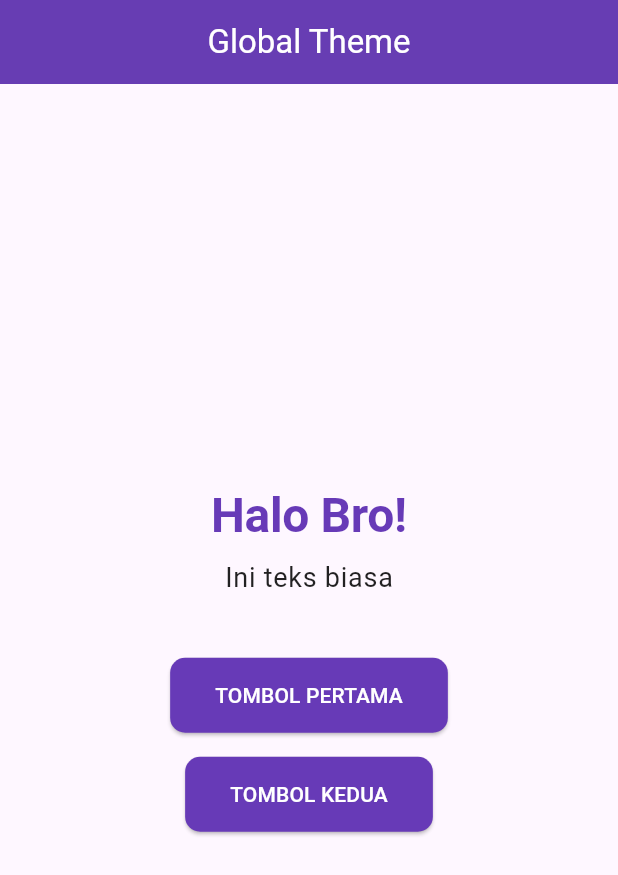
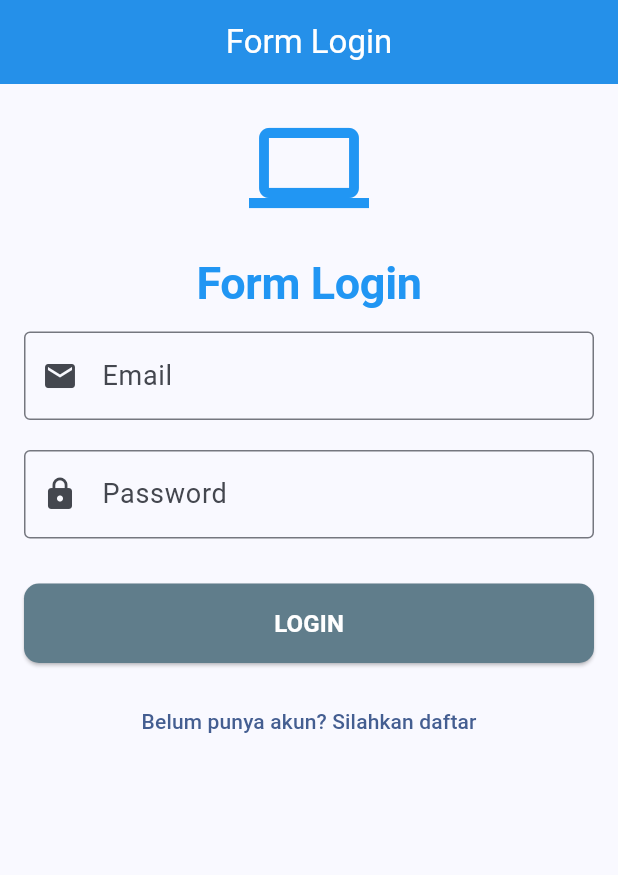
Before and after one commit to voltakits725/Belajar-Layout-Flutter, a Flutter app: the screen it shows after launch, on a phone screen of 412 x 824 dp. Shown: the top 875 px of the screen. Run offline on Flutter 3.47's test engine with Material 3 defaults, Android fonts, the phone set to English and light mode, and no system bars.

Commit message:
Bikin mini project Form Login dan Register

```diff
--- a/lib/main.dart
+++ b/lib/main.dart
@@ -1,162 +1,47 @@
-import 'package:belajar_flutter_layout/grid_view.dart';
-import 'package:belajar_flutter_layout/minggu1_2/main.dart';
-import 'package:belajar_flutter_layout/minggu1_2/materi4.dart';
-import 'package:belajar_flutter_layout/minggu1_2/materi5.dart';
-import 'package:belajar_flutter_layout/minggu1_2/materi6.dart';
-import 'package:belajar_flutter_layout/minggu1_2/materidua.dart';
-import 'package:belajar_flutter_layout/minggu1_2/materi3.dart';
-import 'package:belajar_flutter_layout/minggu1_2/produk_screen.dart';
-import 'package:belajar_flutter_layout/minggu1_2/profil_screen.dart';
-
-import 'package:belajar_flutter_layout/tab_bar.dart';
-import 'package:belajar_flutter_layout/tahap_dua/tahap2_dua.dart';
-import 'package:belajar_flutter_layout/tahap_dua/tahap2_empat.dart';
-import 'package:belajar_flutter_layout/tahap_dua/tahap2_lima.dart';
-import 'package:belajar_flutter_layout/tahap_dua/tahap2_satu.dart';
-import 'package:belajar_flutter_layout/tahap_dua/tahap2_tiga.dart';
 import 'package:flutter/material.dart';
+import 'package:belajar_flutter_layout/tahap_dua/form_login.dart'; // Sesuaikan path ini
 
 void main() {
-  runApp(const LatihanLayoutApp());
+  runApp(const MainApp());
 }
 
-class LatihanLayoutApp extends StatelessWidget {
-  const LatihanLayoutApp({super.key});
+class MainApp extends StatelessWidget {
+  const MainApp({super.key});
 
   @override
   Widget build(BuildContext context) {
-    return const MaterialApp(
+    return MaterialApp(
       debugShowCheckedModeBanner: false,
-      home: TahapDuaLimaApp(),
-    );
-  }
-}
+      title: 'Mini Project Form Login dan Register',
 
-class LatihanStackPage extends StatelessWidget {
-  const LatihanStackPage({super.key});
-
-  @override
-  Widget build(BuildContext context) {
-    return Scaffold(
-      backgroundColor: Colors.white,
-      appBar: AppBar(
-        title: const Text('Latihan 1: Stack & Positioned'),
-        backgroundColor: Colors.indigo,
+      // Tema Global dipusatkan di sini
+      theme: ThemeData(
+        colorScheme: ColorScheme.fromSeed(seedColor: Colors.blueAccent),
+        appBarTheme: const AppBarTheme(
+          backgroundColor: Colors.blue,
           foregroundColor: Colors.white,
+          centerTitle: true,
+          elevation: 5,
         ),
-      body: Column(
-        //crossAxisAlignment: CrossAxisAlignment.start,
-        children: [
-          Stack(
-            children: [
-              Padding(
-                padding: const EdgeInsets.all(3.0),
-                child: Icon(Icons.notifications, size: 50, color: Colors.black54,
+        textTheme: const TextTheme(
+          displayLarge: TextStyle(fontSize: 30, fontWeight: FontWeight.bold, color: Colors.blue),
+          bodyLarge: TextStyle(fontSize: 18, color: Colors.black87),
+          bodyMedium: TextStyle(fontSize: 16, color: Colors.black54),
         ),
+        elevatedButtonTheme: ElevatedButtonThemeData(
+          style: ElevatedButton.styleFrom(
+            backgroundColor: Colors.blueGrey,
+            foregroundColor: Colors.white,
+            padding: const EdgeInsets.symmetric(horizontal: 20, vertical: 15),
+            shape: RoundedRectangleBorder(
+              borderRadius: BorderRadius.circular(10),
             ),
-
-              Positioned(
-                right: 0,
-                top: 0,
-                child: Container(
-                  padding: const EdgeInsets.all(6),
-                  decoration: const BoxDecoration(
-                    color: Colors.red,
-                    shape: BoxShape.circle,
-                  ),
-                  child: const Text(
-                    '3',
-                    style: TextStyle(
-                      color: Colors.white,
-                      fontSize: 14,
-                      fontWeight: FontWeight.bold
-                    ),
-                  ),
-                ))
-            ],
-          ),
-
-          // ==========================================
-          // INI DIA WADAH STACK KITA
-          // ==========================================
-          SizedBox(
-
-            height: 230, // Kita patok tinggi total area tumpukan ini
-            child: Stack(
-              children: [
-
-                // LAPISAN 1 (Paling Belakang): Banner Profil
-                // Karena dia ditulis pertama, dia akan jadi background
-                Container(
-                  height: 160,
-                  width: double.infinity,
-                  color: Colors.blueAccent, // Anggap ini gambar cover lu
-                ),
-
-                // LAPISAN 2 (Menumpuk di atasnya): Foto Profil
-                // Kita bungkus pakai Positioned biar bisa digeser secara presisi
-                Positioned(
-                  top: 100, // Jarak dari atas layar/wadah sebesar 100 pixel
-                  left: 20, // Jarak dari pinggir kiri 20 pixel
-
-                  // Bikin efek lingkaran bergaris putih tebal (seperti di Twitter/LinkedIn)
-                  child: CircleAvatar(
-                    radius: 55, // Ukuran border putih luar
-                    backgroundColor: Colors.white,
-                    child: CircleAvatar(
-                      radius: 50, // Ukuran foto profil asli
-                      backgroundColor: Colors.grey[300],
-                      child: const Icon(Icons.person, size: 60, color: Colors.grey),
           ),
         ),
       ),
 
-                // LAPISAN 3: Tombol Edit Profil di Kanan
-                Positioned(
-                  top: 170, // Posisinya di bawah banner (banner tingginya 160)
-                  right: 20, // Nempel ke pinggir kanan
-                  child: OutlinedButton(
-                    onPressed: () {},
-                    style: OutlinedButton.styleFrom(
-                      side: const BorderSide(color: Colors.grey),
-                      shape: RoundedRectangleBorder(
-                        borderRadius: BorderRadius.circular(20),
-                      ),
-                    ),
-                    child: const Text('Edit profile', style: TextStyle(color: Colors.black)),
-                  ),
-                ),
-
-              ],
-            ),
-          ),
-
-
-          // Teks identitas normal di bawah area Stack
-          const Padding(
-            padding: EdgeInsets.symmetric(horizontal: 20),
-            child: Column(
-              crossAxisAlignment: CrossAxisAlignment.start,
-              children: [
-                Text(
-                  'Rafly Kurniawan',
-                  style: TextStyle(fontSize: 24, fontWeight: FontWeight.bold, color: Colors.black),
-                ),
-                Text(
-                  '@rafly_dev',
-                  style: TextStyle(fontSize: 16, color: Colors.grey),
-                ),
-                SizedBox(height: 15),
-                Text(
-                  'Mencoba menaklukkan Stack dan Positioned di Flutter 🔥',
-                  style: TextStyle(fontSize: 15, color: Colors.black87),
-                ),
-              ],
-            ),
-          ),
-
-        ],
-      ),
+      // Halaman pertama yang dipanggil adalah FormLogin
+      home: const FormLogin(),
     );
   }
 }
--- /dev/null
+++ b/lib/tahap_dua/form_login.dart
@@ -0,0 +1,115 @@
+import 'package:flutter/material.dart';
+import 'package:belajar_flutter_layout/tahap_dua/form_register.dart'; // Sesuaikan path ini
+
+class FormLogin extends StatefulWidget {
+  const FormLogin({super.key});
+
+  @override
+  State<FormLogin> createState() => _FormLoginState();
+}
+
+class _FormLoginState extends State<FormLogin> {
+  final _formKey = GlobalKey<FormState>();
+
+  final TextEditingController _emailController = TextEditingController();
+  final TextEditingController _passwordController = TextEditingController();
+
+  @override
+  void dispose(){
+    _emailController.dispose();
+    _passwordController.dispose();
+    super.dispose();
+  }
+
+  @override
+  Widget build(BuildContext context) {
+    // Langsung return Scaffold!
+    return Scaffold(
+      appBar: AppBar(
+        title: const Text('Form Login'),
+        centerTitle: true,
+      ),
+      body: SingleChildScrollView(
+        child: Padding(
+          padding: const EdgeInsets.all(16.0),
+          child: Form(
+            key: _formKey,
+            child: Column(
+              crossAxisAlignment: CrossAxisAlignment.stretch,
+              children: [
+                const Icon(Icons.computer, size: 80, color: Colors.blue),
+                const SizedBox(height: 20),
+                Text(
+                  'Form Login',
+                  style: Theme.of(context).textTheme.displayLarge,
+                  textAlign: TextAlign.center,
+                ),
+                const SizedBox(height: 15),
+
+                TextFormField(
+                  controller: _emailController,
+                  keyboardType: TextInputType.emailAddress,
+                  decoration: const InputDecoration(
+                    labelText: 'Email',
+                    hintText: 'Masukkan email lu di sini',
+                    prefixIcon: Icon(Icons.email),
+                    border: OutlineInputBorder(),
+                  ),
+                  validator: (value){
+                    if (value == null || value.isEmpty) return 'Email ga boleh kosong bro!';
+                    if (!value.contains('@')) return 'Format email salah, harus pakai @';
+                    return null;
+                  },
+                ),
+                const SizedBox(height: 20),
+
+                TextFormField(
+                  controller: _passwordController,
+                  obscureText: true,
+                  decoration: const InputDecoration(
+                    labelText: 'Password',
+                    prefixIcon: Icon(Icons.lock),
+                    border: OutlineInputBorder(),
+                  ),
+                  validator: (value){
+                    if (value == null || value.isEmpty) return 'Password wajib diisi bro!';
+                    if (value.length < 6) return 'Password minimal 6 karakter!';
+                    return null;
+                  },
+                ),
+                const SizedBox(height: 30),
+
+                ElevatedButton(
+                  onPressed: (){
+                    if(_formKey.currentState!.validate()){
+                      print('Validasi Sukses!');
+                      print('Email: ${_emailController.text}');
+                      print('Password: ${_passwordController.text}');
+                    } else {
+                      print('Ada inputan yang salah bro!');
+                    }
+                  },
+                  child: const Text('LOGIN', style: TextStyle(fontSize: 16, fontWeight: FontWeight.bold))
+                ),
+
+                const SizedBox(height: 15),
+
+                // Diubah jadi TextButton biar beda kasta sama tombol utamanya
+                TextButton(
+                  onPressed: (){
+                    // Pindah numpuk ke halaman Register
+                    Navigator.push(
+                      context,
+                      MaterialPageRoute(builder: (context) => const FormRegister())
+                    );
+                  },
+                  child: const Text('Belum punya akun? Silahkan daftar')
+                )
+              ],
+            )
+          ),
+        ),
+      ),
+    );
+  }
+}
```
Also changed, not shown: lib/minggu1_2/materi1.dart (added, +129 -0 lines), lib/tahap_dua/form_register.dart (added, +189 -0 lines). Lines whose indentation alone changed are shown as unchanged.
